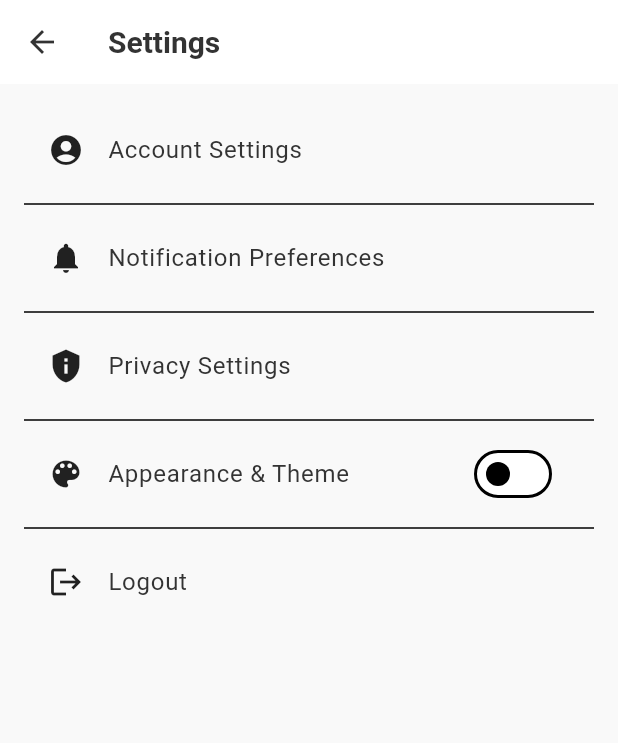
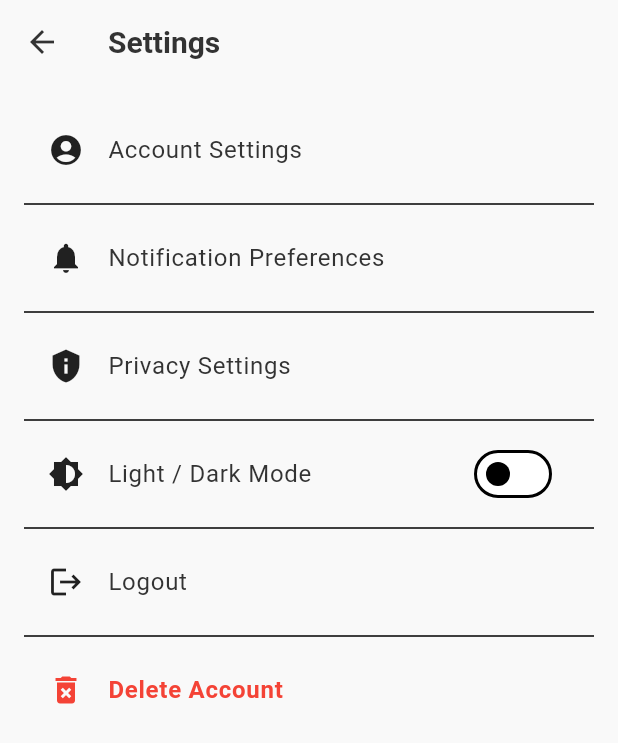
Before and after one commit to JerGrant/GymWorkoutLogger, a Flutter app: the SettingsPage screen opened directly, on a phone screen of 412 x 824 dp. Shown: the top 743 px of the screen. Run offline on Flutter 3.47's test engine with Material 3 defaults, Android fonts, the phone set to English and light mode, and no system bars; our stand-ins replace cloud_firestore, firebase_auth, firebase_core, firebase_storage, fl_chart, google_sign_in and 4 more; accounts and stored records are empty.

Commit message:
Added Delete Account Option
In the settings menu.

Next steps are to fill out the settings page with all the things I brainstormed on OneNote.

```diff
--- a/lib/screens/settings_page.dart
+++ b/lib/screens/settings_page.dart
@@ -1,82 +1,87 @@
 import 'package:flutter/material.dart';
 import 'package:provider/provider.dart';
-import '../theme/theme_provider.dart'; // adjust the path as needed
+import '../theme/theme_provider.dart';
 
 class SettingsPage extends StatelessWidget {
-  const SettingsPage({Key? key}) : super(key: key);
+  const SettingsPage({super.key});
 
   @override
   Widget build(BuildContext context) {
     final themeProvider = Provider.of<ThemeProvider>(context);
-    // Determine if the current theme is dark
     final bool isDarkMode = themeProvider.currentTheme == ThemeMode.dark;
 
     return Scaffold(
-      // Use the current theme's scaffold background color
       backgroundColor: Theme.of(context).scaffoldBackgroundColor,
       appBar: AppBar(
-        backgroundColor: Theme.of(context).appBarTheme.backgroundColor,
-        surfaceTintColor: Colors.transparent,
-        title: Text(
-          'Settings',
-          style: Theme.of(context).appBarTheme.titleTextStyle,
-        ),
+        title: const Text('Settings'),
+        backgroundColor: Theme.of(context).scaffoldBackgroundColor,
       ),
       body: ListView(
         padding: const EdgeInsets.all(16.0),
         children: [
           ListTile(
             leading: Icon(Icons.account_circle, color: Theme.of(context).iconTheme.color),
-            title: Text(
-              'Account Settings',
-              style: Theme.of(context).textTheme.bodyLarge,
-            ),
+            title: Text('Account Settings', style: Theme.of(context).textTheme.bodyLarge),
             onTap: () {},
           ),
-          Divider(color: Theme.of(context).dividerColor),  // Updated divider color
+          Divider(color: Theme.of(context).dividerColor),
           ListTile(
             leading: Icon(Icons.notifications, color: Theme.of(context).iconTheme.color),
-            title: Text(
-              'Notification Preferences',
-              style: Theme.of(context).textTheme.bodyLarge,
-            ),
+            title: Text('Notification Preferences', style: Theme.of(context).textTheme.bodyLarge),
             onTap: () {},
           ),
-          Divider(color: Theme.of(context).dividerColor),  // Updated divider color
+          Divider(color: Theme.of(context).dividerColor),
           ListTile(
             leading: Icon(Icons.privacy_tip, color: Theme.of(context).iconTheme.color),
-            title: Text(
-              'Privacy Settings',
-              style: Theme.of(context).textTheme.bodyLarge,
-            ),
+            title: Text('Privacy Settings', style: Theme.of(context).textTheme.bodyLarge),
             onTap: () {},
           ),
-          Divider(color: Theme.of(context).dividerColor),  // Updated divider color
+          Divider(color: Theme.of(context).dividerColor),
           ListTile(
-            leading: Icon(Icons.color_lens, color: Theme.of(context).iconTheme.color),
-            title: Text(
-              'Appearance & Theme',
-              style: Theme.of(context).textTheme.bodyLarge,
-            ),
+            leading: Icon(Icons.brightness_6, color: Theme.of(context).iconTheme.color),
+            title: Text('Light / Dark Mode', style: Theme.of(context).textTheme.bodyLarge),
             trailing: Switch(
               value: isDarkMode,
               onChanged: (value) {
                 themeProvider.toggleTheme();
               },
             ),
-            onTap: () {
-              // Optionally toggle theme on tap as well
-              themeProvider.toggleTheme();
-            },
           ),
-          Divider(color: Theme.of(context).dividerColor),  // Updated divider color
+          Divider(color: Theme.of(context).dividerColor),
           ListTile(
             leading: Icon(Icons.logout, color: Theme.of(context).iconTheme.color),
-            title: Text(
-              'Logout',
-              style: Theme.of(context).textTheme.bodyLarge,
-            ),
+            title: Text('Logout', style: Theme.of(context).textTheme.bodyLarge),
             onTap: () {},
+          ),
+          Divider(color: Theme.of(context).dividerColor),
+          ListTile(
+            leading: const Icon(Icons.delete_forever, color: Colors.red),
+            title: const Text('Delete Account', style: TextStyle(color: Colors.red, fontWeight: FontWeight.bold)),
+            onTap: () {
+              showDialog(
+                context: context,
+                builder: (BuildContext context) => AlertDialog(
+                  title: const Text('Are you sure?'),
+                  content: const Text(
+                    'This action cannot be undone. Are you sure you want to delete your account permanently?',
+                    style: TextStyle(color: Colors.red),
+                  ),
+                  actions: [
+                    TextButton(
+                      child: const Text('Cancel'),
+                      onPressed: () => Navigator.of(context).pop(),
+                    ),
+                    TextButton(
+                      child: const Text('Delete', style: TextStyle(color: Colors.red)),
+                      onPressed: () {
+                        // Implement delete account logic here
+                        Navigator.of(context).pop();
+                      },
+                    ),
+                  ],
+                ),
+              );
+            },
           ),
         ],
       ),
```
